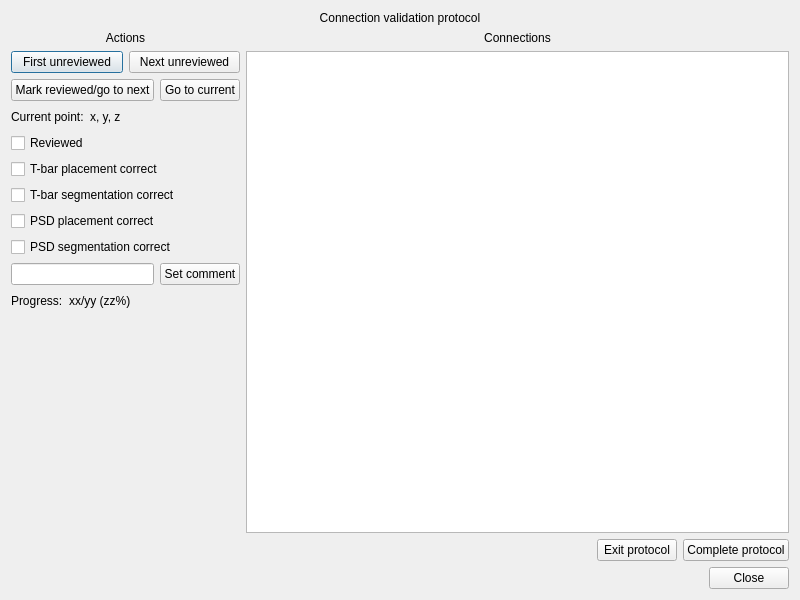
Above: neurolabi/gui/protocols/connectionvalidationprotocol.ui from janelia-flyem/NeuTu before the change. Below: the same form after it.
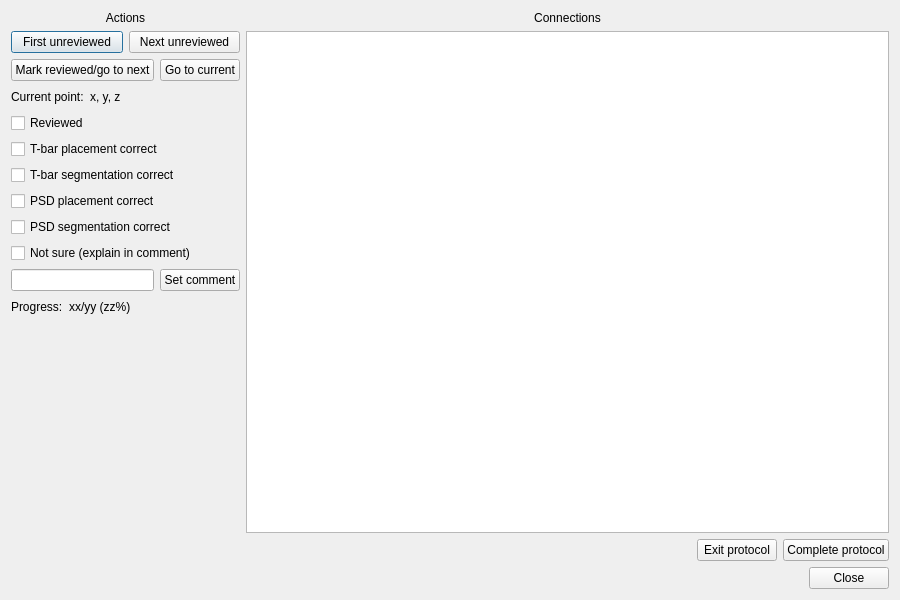
That is the form after the change.

Commit message: added not sure button; adjusted some other visuals

Diff of the .ui file:
```diff
--- a/neurolabi/gui/protocols/connectionvalidationprotocol.ui
+++ b/neurolabi/gui/protocols/connectionvalidationprotocol.ui
@@ -6,24 +6,14 @@
    <rect>
     <x>0</x>
     <y>0</y>
-    <width>800</width>
+    <width>900</width>
     <height>600</height>
    </rect>
   </property>
   <property name="windowTitle">
    <string>Connection Validation Protocol</string>
   </property>
-  <layout class="QVBoxLayout" name="verticalLayout" stretch="0,1,0,0">
-   <item>
-    <widget class="QLabel" name="label">
-     <property name="text">
-      <string>Connection validation protocol</string>
-     </property>
-     <property name="alignment">
-      <set>Qt::AlignCenter</set>
-     </property>
-    </widget>
-   </item>
+  <layout class="QVBoxLayout" name="verticalLayout" stretch="1,0,0">
    <item>
     <layout class="QHBoxLayout" name="horizontalLayout_2" stretch="0,1">
      <item>
@@ -140,6 +130,13 @@
          </property>
         </widget>
        </item>
+       <item>
+        <widget class="QCheckBox" name="notSureBox">
+         <property name="text">
+          <string>Not sure (explain in comment)</string>
+         </property>
+        </widget>
+       </item>
        <item>
         <layout class="QHBoxLayout" name="horizontalLayout_7">
          <item>
```
The commit also changes 2 other files.
